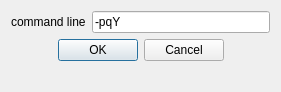
Before: the Qt Designer form schnapps/plugins/volume_mesh_from_surface/tetgen_export.ui in cgogn/SCHNApps, drawn with Qt 5.
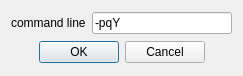
After: the same form once the commit is applied.

```diff
--- a/schnapps/plugins/volume_mesh_from_surface/tetgen_export.ui
+++ b/schnapps/plugins/volume_mesh_from_surface/tetgen_export.ui
@@ -6,33 +6,29 @@
    <rect>
     <x>0</x>
     <y>0</y>
-    <width>281</width>
-    <height>92</height>
+    <width>243</width>
+    <height>76</height>
    </rect>
   </property>
   <property name="windowTitle">
    <string>Export with tetgen</string>
   </property>
-  <layout class="QVBoxLayout" name="verticalLayout">
-   <item>
-    <layout class="QHBoxLayout" name="horizontalLayout">
-     <item>
+  <layout class="QGridLayout" name="gridLayout">
+   <item row="0" column="0">
       <widget class="QLabel" name="label">
        <property name="text">
         <string>command line</string>
        </property>
       </widget>
      </item>
-     <item>
+   <item row="0" column="1">
       <widget class="QLineEdit" name="lineEdit_tetgen_args">
        <property name="text">
         <string>-pqY</string>
        </property>
       </widget>
      </item>
-    </layout>
-   </item>
-   <item>
+   <item row="1" column="0" colspan="2">
     <widget class="QDialogButtonBox" name="buttonBox">
      <property name="orientation">
       <enum>Qt::Horizontal</enum>
@@ -45,19 +41,6 @@
      </property>
     </widget>
    </item>
-   <item>
-    <spacer name="verticalSpacer">
-     <property name="orientation">
-      <enum>Qt::Vertical</enum>
-     </property>
-     <property name="sizeHint" stdset="0">
-      <size>
-       <width>20</width>
-       <height>40</height>
-      </size>
-     </property>
-    </spacer>
-   </item>
   </layout>
  </widget>
  <resources/>
```
Lines whose indentation alone changed are shown as unchanged.
